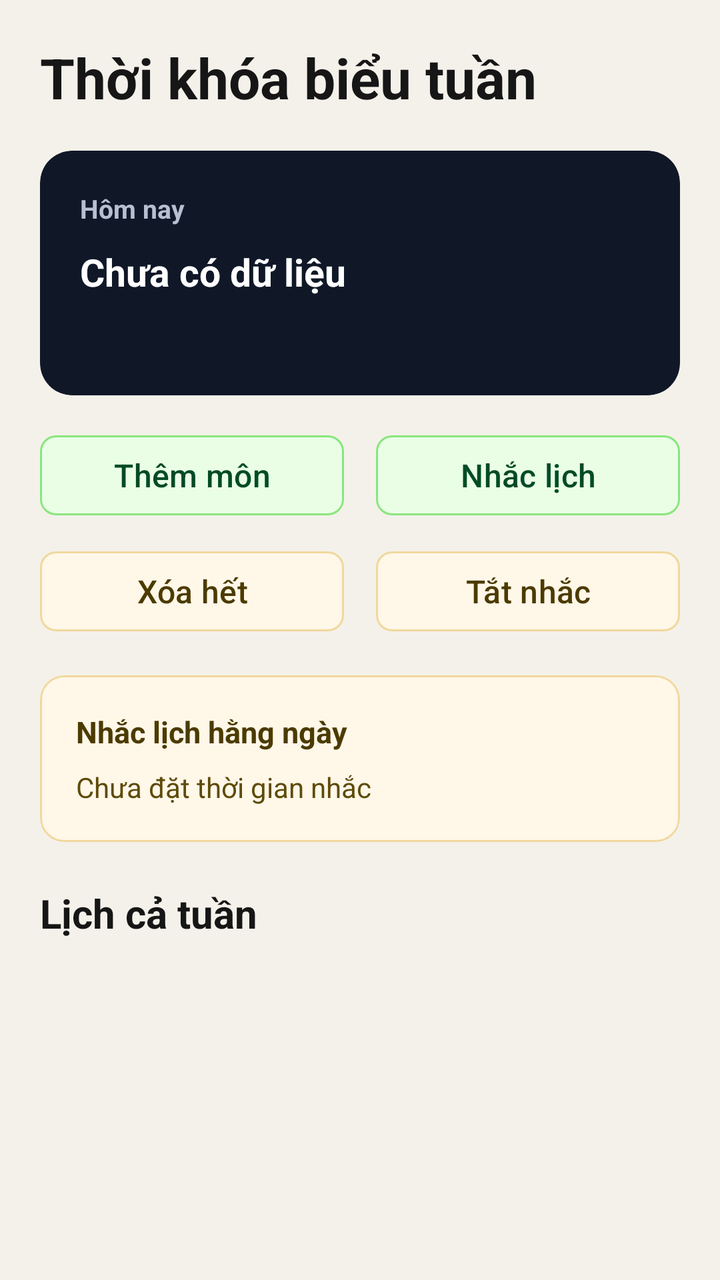
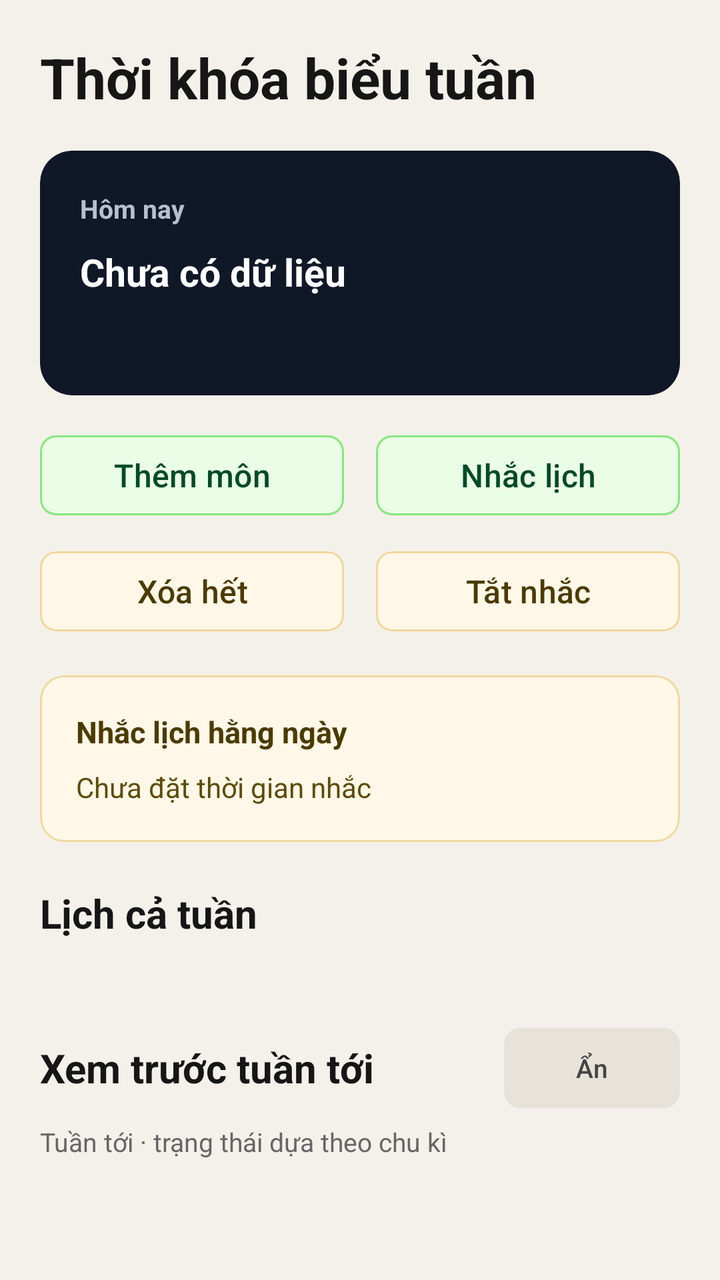

The first picture is an Android layout as it rendered before a commit; the second is the same layout after the commit. The layout source and the unified diff follow.
<!-- AndroidManifest.xml: application theme Theme.Timetable -->
<!-- res/layout/fragment_home.xml -->
<?xml version="1.0" encoding="utf-8"?>
<androidx.core.widget.NestedScrollView xmlns:android="http://schemas.android.com/apk/res/android"
    xmlns:app="http://schemas.android.com/apk/res-auto"
    xmlns:tools="http://schemas.android.com/tools"
    android:id="@+id/main"
    android:layout_width="match_parent"
    android:layout_height="match_parent"
    android:background="#F4F1EA"
    android:fillViewport="true"
    tools:context=".HomeFragment">

    <LinearLayout
        android:layout_width="match_parent"
        android:layout_height="wrap_content"
        android:orientation="vertical"
        android:padding="20dp">

        <TextView
            android:id="@+id/titleText"
            android:layout_width="match_parent"
            android:layout_height="wrap_content"
            android:text="Thời khóa biểu tuần"
            android:textColor="#161616"
            android:textSize="28sp"
            android:textStyle="bold" />

        <com.google.android.material.card.MaterialCardView
            android:id="@+id/summaryCard"
            android:layout_width="match_parent"
            android:layout_height="wrap_content"
            android:layout_marginTop="18dp"
            app:cardBackgroundColor="#101828"
            app:cardCornerRadius="16dp"
            app:cardElevation="0dp"
            app:strokeWidth="0dp">

            <LinearLayout
                android:layout_width="match_parent"
                android:layout_height="wrap_content"
                android:orientation="vertical"
                android:padding="20dp">

                <TextView
                    android:id="@+id/todayLabelText"
                    android:layout_width="match_parent"
                    android:layout_height="wrap_content"
                    android:text="Hôm nay"
                    android:textColor="#B7C0D1"
                    android:textSize="13sp"
                    android:textStyle="bold" />

                <TextView
                    android:id="@+id/todaySummaryText"
                    android:layout_width="match_parent"
                    android:layout_height="wrap_content"
                    android:layout_marginTop="10dp"
                    android:text="Chưa có dữ liệu"
                    android:textColor="#FFFFFF"
                    android:textSize="19sp"
                    android:textStyle="bold" />

                <TextView
                    android:id="@+id/clockText"
                    android:layout_width="match_parent"
                    android:layout_height="wrap_content"
                    android:layout_marginTop="10dp"
                    android:text="" 
                    android:textColor="#D7DCE5"
                    android:textSize="14sp" />
            </LinearLayout>
        </com.google.android.material.card.MaterialCardView>

        <LinearLayout
            android:layout_width="match_parent"
            android:layout_height="wrap_content"
            android:layout_marginTop="16dp"
            android:orientation="horizontal">

            <com.google.android.material.button.MaterialButton
                android:id="@+id/addLessonButton"
                android:layout_width="0dp"
                android:layout_height="wrap_content"
                android:layout_marginEnd="8dp"
                android:layout_weight="1"
                android:text="Thêm môn"
                android:textColor="#004B25"
                app:backgroundTint="#EBEAFFE7"
                app:strokeColor="#89E67D"
                app:strokeWidth="1dp"
                android:textSize="16sp"
                app:cornerRadius="8dp" />

            <com.google.android.material.button.MaterialButton
                android:id="@+id/setReminderButton"
                android:layout_width="0dp"
                android:layout_height="wrap_content"
                android:layout_marginStart="8dp"
                android:layout_weight="1"
                android:text="Nhắc lịch"
                android:textColor="#004B25"
                app:backgroundTint="#EBEAFFE7"
                app:strokeColor="#89E67D"
                app:strokeWidth="1dp"
                android:textSize="16sp"
                app:cornerRadius="8dp" />
        </LinearLayout>

        <LinearLayout
            android:layout_width="match_parent"
            android:layout_height="wrap_content"
            android:layout_marginTop="10dp"
            android:orientation="horizontal">

            <com.google.android.material.button.MaterialButton
                android:id="@+id/clearAllButton"
                android:layout_width="0dp"
                android:layout_height="wrap_content"
                android:layout_marginEnd="8dp"
                android:layout_weight="1"
                android:text="Xóa hết"
                android:textColor="#4C3B00"
                app:backgroundTint="#FFF7E8"
                android:textSize="16sp"
                app:cornerRadius="8dp"
                app:strokeColor="#F0D89D"
                app:strokeWidth="1dp"
                style="@style/Widget.Material3.Button.OutlinedButton" />

            <com.google.android.material.button.MaterialButton
                android:id="@+id/cancelReminderButton"
                android:layout_width="0dp"
                android:layout_height="wrap_content"
                android:layout_marginStart="8dp"
                android:layout_weight="1"
                android:text="Tắt nhắc"
                android:textColor="#4C3B00"
                app:backgroundTint="#FFF7E8"
                android:textSize="16sp"
                app:cornerRadius="8dp"
                app:strokeColor="#F0D89D"
                app:strokeWidth="1dp"
                style="@style/Widget.Material3.Button.TextButton" />
        </LinearLayout>

        <com.google.android.material.card.MaterialCardView
            android:id="@+id/reminderCard"
            android:layout_width="match_parent"
            android:layout_height="wrap_content"
            android:layout_marginTop="18dp"
            app:cardBackgroundColor="#FFF7E8"
            app:cardCornerRadius="12dp"
            app:cardElevation="0dp"
            app:strokeColor="#F0D89D"
            app:strokeWidth="1dp">

            <LinearLayout
                android:layout_width="match_parent"
                android:layout_height="wrap_content"
                android:orientation="vertical"
                android:padding="18dp">

                <TextView
                    android:layout_width="match_parent"
                    android:layout_height="wrap_content"
                    android:text="Nhắc lịch hằng ngày"
                    android:textColor="#4C3B00"
                    android:textSize="15sp"
                    android:textStyle="bold" />

                <TextView
                    android:id="@+id/reminderText"
                    android:layout_width="match_parent"
                    android:layout_height="wrap_content"
                    android:layout_marginTop="8dp"
                    android:text="Chưa đặt thời gian nhắc"
                    android:textColor="#5E4B09"
                    android:textSize="14sp" />
            </LinearLayout>
        </com.google.android.material.card.MaterialCardView>

        <TextView
            android:id="@+id/weekSectionTitle"
            android:layout_width="match_parent"
            android:layout_height="wrap_content"
            android:layout_marginTop="22dp"
            android:text="Lịch cả tuần"
            android:textColor="#161616"
            android:textSize="20sp"
            android:textStyle="bold" />

        <LinearLayout
            android:id="@+id/weekContainer"
            android:layout_width="match_parent"
            android:layout_height="wrap_content"
            android:layout_marginTop="12dp"
            android:orientation="vertical" />

    </LinearLayout>
</androidx.core.widget.NestedScrollView>
<!-- resources referenced by this layout -->
<resources>
  <style name="Theme.Timetable" parent="Base.Theme.Timetable" />
  <style name="Base.Theme.Timetable" parent="Theme.Material3.DayNight.NoActionBar">
          
          
      </style>
</resources>

<!-- the commit's change to res/layout/fragment_home.xml (unified diff, before → after) -->
@@ -64,7 +64,7 @@
                     android:layout_width="match_parent"
                     android:layout_height="wrap_content"
                     android:layout_marginTop="10dp"
-                    android:text="" 
+                    android:text=""
                     android:textColor="#D7DCE5"
                     android:textSize="14sp" />
             </LinearLayout>
@@ -178,6 +178,7 @@
             </LinearLayout>
         </com.google.android.material.card.MaterialCardView>
 
+        
         <TextView
             android:id="@+id/weekSectionTitle"
             android:layout_width="match_parent"
@@ -195,5 +196,53 @@
             android:layout_marginTop="12dp"
             android:orientation="vertical" />
 
+        
+        <LinearLayout
+            android:layout_width="match_parent"
+            android:layout_height="wrap_content"
+            android:layout_marginTop="28dp"
+            android:gravity="center_vertical"
+            android:orientation="horizontal">
+
+            <TextView
+                android:id="@+id/nextWeekTitle"
+                android:layout_width="0dp"
+                android:layout_height="wrap_content"
+                android:layout_weight="1"
+                android:text="Xem trước tuần tới"
+                android:textColor="#161616"
+                android:textSize="20sp"
+                android:textStyle="bold" />
+
+            
+            <com.google.android.material.button.MaterialButton
+                android:id="@+id/toggleNextWeekButton"
+                android:layout_width="wrap_content"
+                android:layout_height="wrap_content"
+                android:text="Ẩn"
+                android:textSize="13sp"
+                android:textColor="#444444"
+                app:backgroundTint="#E8E3DA"
+                app:cornerRadius="8dp"
+                style="@style/Widget.Material3.Button.TextButton" />
+        </LinearLayout>
+
+        
+        <TextView
+            android:id="@+id/nextWeekBadgeText"
+            android:layout_width="match_parent"
+            android:layout_height="wrap_content"
+            android:layout_marginTop="4dp"
+            android:textColor="#666666"
+            android:textSize="13sp"
+            android:text="Tuần tới · trạng thái dựa theo chu kì" />
+
+        <LinearLayout
+            android:id="@+id/nextWeekContainer"
+            android:layout_width="match_parent"
+            android:layout_height="wrap_content"
+            android:layout_marginTop="12dp"
+            android:orientation="vertical" />
+
     </LinearLayout>
 </androidx.core.widget.NestedScrollView>
